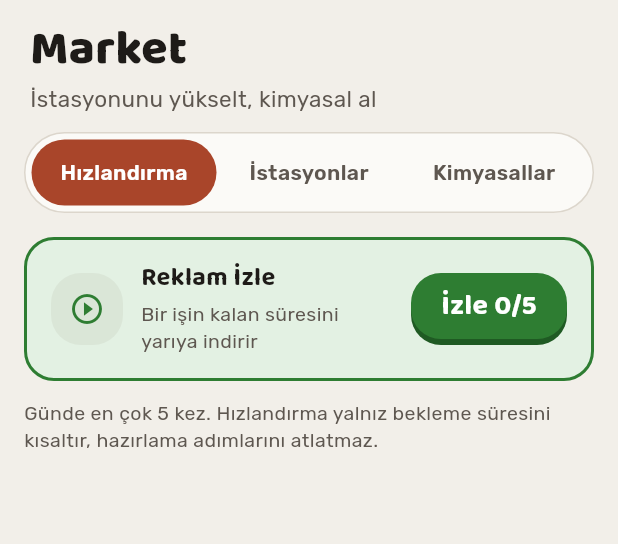
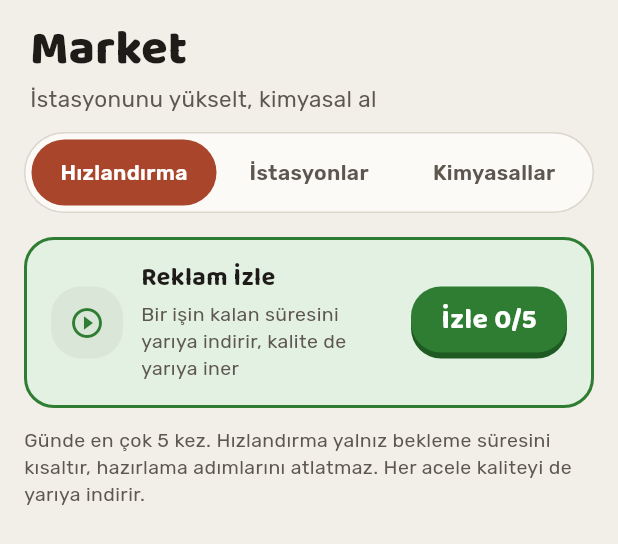
Before and after one commit to Pharmamental/Majistral, a Flutter app: the MarketScreen widget shown alone on an empty page, opened directly, after a tap on "Hızlandırma", on a phone screen of 412 x 824 dp. Shown: the top 544 px of the screen. Run offline on Flutter 3.47's test engine with Material 3 defaults, Android fonts, the phone set to English and light mode, and no system bars; our stand-ins replace shared_preferences; accounts and stored records are empty.

Commit message:
Markete 30 hammadde eklendi: bazlar, emülgatörler, su fazı, koruyucular, toz ve etkin maddeler
Co-Authored-By: Claude Opus 5.5 <noreply@anthropic.com>

```diff
--- a/lib/data/market_items.dart
+++ b/lib/data/market_items.dart
@@ -3,65 +3,99 @@ import 'package:flutter/material.dart';
 import '../models/shop_item.dart';
 
 // Hızlandırma yalnız ödüllü reklamla (tasarım belgesi, bölüm 10): bir reklam
-// bir işin kalan süresini yarıya indirir, günde en çok 5 kez.
+// bir işin kalan süresini ve kalitesini yarıya indirir, günde en çok 5 kez.
 const ShopItem adSpeedUp = ShopItem(
   name: 'Reklam İzle',
-  description: 'Bir işin kalan süresini yarıya indirir',
+  description: 'Bir işin kalan süresini yarıya indirir, kalite de yarıya iner',
   icon: Icons.play_circle_outline,
   color: Color(0xFF2E7D32),
   buttonLabel: 'İzle 0/5',
   cardColor: Color(0xFF2E7D32),
 );
 
-// İlk bölümün (merhem ve krem) kimyasalları. Açıklamalar ve fiyatlar taslak;
-// içerik yayından önce iki kaynakla doğrulanacak (AGENTS.md).
-const List<ShopItem> chemicals = [
-  ShopItem(
-    name: 'Beyaz Vazelin',
-    imagePath: 'assets/images/ikon/ikon_vazelin.png',
-    description: 'Hidrokarbon merhem bazı, suyla yıkanmaz',
-    icon: Icons.spa_outlined,
-    color: Color(0xFF757575),
-    price: 60,
+/// Markette bir hammadde grubu: başlık, kısa açıklama ve maddeler.
+typedef ChemicalGroup = ({String title, String subtitle, List<ShopItem> items});
+
+ShopItem _chem(String name, String description, int price, {String? image, IconData icon = Icons.science_outlined}) =>
+    ShopItem(
+      name: name,
+      description: description,
+      icon: icon,
+      color: const Color(0xFF8D6E63),
+      imagePath: image == null ? null : 'assets/images/ikon/ikon_$image.png',
+      price: price,
+    );
+
+// İlk bölümün (merhem, krem, pasta) hammaddeleri, rollerine göre. Liste ve
+// kaynakları beyinde: knowledge/concepts/majistral-hammaddeler.md (Ankara
+// Üni. föyleri, Letonya ve Etiyopya reçete çalışmaları, USP). Fiyatlar taslak;
+// ekonomi Faz 2'de ayarlanacak. İkonu çizilmemiş maddede Material ikonu durur.
+final List<ChemicalGroup> chemicalGroups = [
+  (
+    title: 'Bazlar ve yağlar',
+    subtitle: 'Merhemin gövdesi',
+    items: [
+      _chem('Beyaz Vazelin', 'Hidrokarbon baz: deriyi kapatır, suyla yıkanmaz', 60, image: 'vazelin'),
+      _chem('Sarı Vazelin', 'Ağartılmamış vazelin, koyu renkli merhemlerde baz', 50, icon: Icons.spa_outlined),
+      _chem('Sıvı Parafin', 'Levigasyonda tozu macun yapmak için kullanılır', 50, image: 'sivi_parafin'),
+      _chem('Susuz Lanolin', 'Koyun yünü yağı; ağırlığının iki katı su çekebilir', 90, icon: Icons.spa_outlined),
+      _chem('Katı Parafin', 'Merhemi sertleştirip kıvam verir', 50, icon: Icons.view_agenda_outlined),
+      _chem('Beyaz Balmumu', 'Kıvam artırır; soğuk kremde ve USP beyaz merheminde', 80, icon: Icons.hexagon_outlined),
+      _chem('PEG 400', 'Sıvı polietilen glikol; suda çözünen PEG merheminin yumuşak kısmı', 70, icon: Icons.opacity),
+      _chem('PEG 3350', 'Katı polietilen glikol; PEG merhemine kıvam verir', 70, icon: Icons.view_agenda_outlined),
+    ],
   ),
-  ShopItem(
-    name: 'Sıvı Parafin',
-    imagePath: 'assets/images/ikon/ikon_sivi_parafin.png',
-    description: 'Levigasyonda tozu macun yapmak için kullanılır',
-    icon: Icons.opacity,
-    color: Color(0xFF8D6E63),
-    price: 50,
+  (
+    title: 'Kıvam ve emülgatör',
+    subtitle: 'Kremi bir arada tutar',
+    items: [
+      _chem('Setil Alkol', 'Kreme kıvam ve dayanıklılık verir', 70, icon: Icons.grain),
+      _chem('Stearil Alkol', 'Hidrofil merhemin yağ fazı, kıvam verir', 70, icon: Icons.grain),
+      _chem('Stearik Asit', 'Kremin yağ fazında kıvam verir', 60, icon: Icons.grain),
+      _chem('Gliseril Monostearat', 'Kıvam verir, yardımcı emülgatör', 80, icon: Icons.grain),
+      _chem('Sodyum Lauril Sülfat', 'Anyonik emülgatör (HLB 40), hidrofil merhemde', 80, icon: Icons.bubble_chart_outlined),
+      _chem('Polisorbat 80', 'Tween 80, HLB 15; Span 80 ile karıştırılıp HLB ayarlanır', 90, icon: Icons.bubble_chart_outlined),
+      _chem('Sorbitan Monooleat', 'Span 80, HLB 4,3; Tween 80 ile karıştırılır', 90, icon: Icons.bubble_chart_outlined),
+    ],
   ),
-  ShopItem(
-    name: 'Gliserin',
-    imagePath: 'assets/images/ikon/ikon_gliserin.png',
-    description: 'Nemlendirici, suyla karışan bileşen',
-    icon: Icons.water_drop_outlined,
-    color: Color(0xFF00838F),
-    price: 70,
+  (
+    title: 'Su fazı ve nemlendirici',
+    subtitle: 'Kremin sulu kısmı',
+    items: [
+      _chem('Distile Su', 'Kremlerin su fazı', 20, image: 'distile_su'),
+      _chem('Gliserin', 'Nemlendirici, suyla karışır', 70, image: 'gliserin'),
+      _chem('Propilen Glikol', 'Nemlendirici ve çözücü; hidrofil merhemin su fazında', 70, icon: Icons.water_drop_outlined),
+    ],
   ),
-  ShopItem(
-    name: 'Distile Su',
-    imagePath: 'assets/images/ikon/ikon_distile_su.png',
-    description: 'Kremlerin su fazı',
-    icon: Icons.water_drop_outlined,
-    color: Color(0xFF1565C0),
-    price: 20,
+  (
+    title: 'Koruyucular',
+    subtitle: 'Sulu kremi mikroptan korur',
+    items: [
+      _chem('Metilparaben', 'Koruyucu; su fazında çözülür', 90, icon: Icons.health_and_safety_outlined),
+      _chem('Propilparaben', 'Koruyucu; yağ fazına eklenir', 90, icon: Icons.health_and_safety_outlined),
+    ],
   ),
-  ShopItem(
-    name: 'Çinko Oksit',
-    imagePath: 'assets/images/ikon/ikon_cinko_oksit.png',
-    description: 'Cilt koruyucu ve kurutucu bariyer oluşturur',
-    icon: Icons.shield_outlined,
-    color: Color(0xFF757575),
-    price: 120,
+  (
+    title: 'Tozlar',
+    subtitle: 'Pastaların toz kısmı',
+    items: [
+      _chem('Nişasta', 'Pastada toz kısım; USP çinko oksit pastasında %25', 40, icon: Icons.grain),
+    ],
   ),
-  ShopItem(
-    name: 'Salisilik Asit',
-    imagePath: 'assets/images/ikon/ikon_salisilik_asit.png',
-    description: 'Keratolitik: kalınlaşmış deriyi yumuşatıp soyar',
-    icon: Icons.science_outlined,
-    color: Color(0xFF5D4037),
-    price: 150,
+  (
+    title: 'Etkin maddeler',
+    subtitle: 'Reçetelerde en sık geçenler',
+    items: [
+      _chem('Salisilik Asit', 'Keratolitik: kalınlaşmış deriyi yumuşatıp soyar', 150, image: 'salisilik_asit'),
+      _chem('Çinko Oksit', 'Cildi korur, kurutur, bariyer oluşturur', 120, image: 'cinko_oksit'),
+      _chem('Üre', 'Nemlendirici ve keratolitik, %10–40', 120),
+      _chem('Kükürt', 'Uyuz ve aknede; sık salisilik asitle birlikte', 110),
+      _chem('İhtiyol', 'Koyu, kükürtlü sıvı; çinko pastası ve ovülde', 140),
+      _chem('LCD', 'Kömür katranı çözeltisi; sedef hastalığında', 160),
+      _chem('Rezorsin', 'Keratolitik; akne ve seborede', 130),
+      _chem('Mentol', 'Serinletir, kaşıntıyı giderir', 120),
+      _chem('Kafur', 'Kaşıntı giderir, hafif uyuşturur', 110),
+      _chem('Benzil Benzoat', 'Uyuz tedavisinde', 130),
+    ],
   ),
 ];
--- a/lib/screens/market_screen.dart
+++ b/lib/screens/market_screen.dart
@@ -56,7 +56,7 @@ class _MarketScreenState extends State<MarketScreen> {
             const SizedBox(height: AppSpace.md),
             Text(
               'Günde en çok 5 kez. Hızlandırma yalnız bekleme süresini kısaltır, '
-              'hazırlama adımlarını atlatmaz.',
+              'hazırlama adımlarını atlatmaz. Her acele kaliteyi de yarıya indirir.',
               style: AppText.body(size: 13, color: AppColors.inkMuted),
             ),
           ],
@@ -69,11 +69,20 @@ class _MarketScreenState extends State<MarketScreen> {
           itemBuilder: (context, index) => StationSection(station: stations[index]),
         );
       case MarketTab.kimyasallar:
-        return ListView.separated(
+        return ListView(
           padding: listPadding,
-          itemCount: chemicals.length,
-          separatorBuilder: (context, index) => const SizedBox(height: AppSpace.md),
-          itemBuilder: (context, index) => ShopItemTile(item: chemicals[index]),
+          children: [
+            for (final group in chemicalGroups) ...[
+              Text(group.title, style: AppText.title(size: 20)),
+              Text(group.subtitle, style: AppText.label(size: 12)),
+              const SizedBox(height: AppSpace.md),
+              for (final item in group.items) ...[
+                ShopItemTile(item: item),
+                const SizedBox(height: AppSpace.md),
+              ],
+              const SizedBox(height: AppSpace.lg),
+            ],
+          ],
         );
     }
   }
```
Also changed, not shown: 2 other files.
